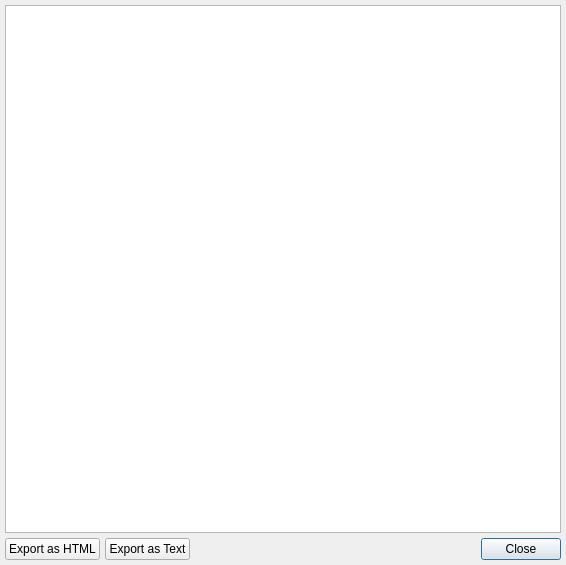
First picture: the form in interface/ReportWindow.ui, repository WesRoach/SpellcraftingCalculator, before the edit.
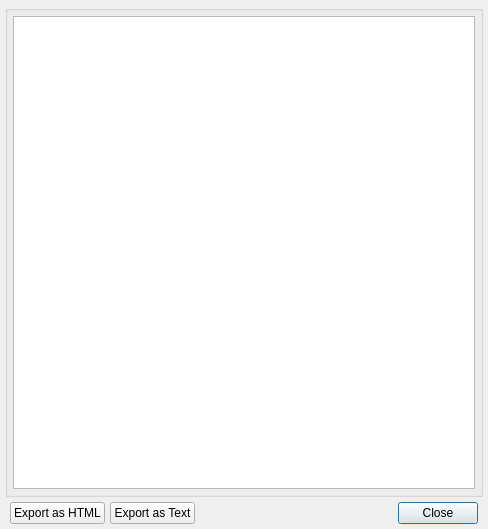
Second picture: the form after the edit.

```diff
--- a/interface/ReportWindow.ui
+++ b/interface/ReportWindow.ui
@@ -6,8 +6,8 @@
    <rect>
     <x>0</x>
     <y>0</y>
-    <width>566</width>
-    <height>565</height>
+    <width>488</width>
+    <height>529</height>
    </rect>
   </property>
   <property name="windowTitle">
@@ -30,7 +30,31 @@
     <number>5</number>
    </property>
    <item>
-    <widget class="QTextBrowser" name="ReportTextBrowser"/>
+    <widget class="QGroupBox" name="ReportGroup">
+     <property name="title">
+      <string/>
+     </property>
+     <layout class="QVBoxLayout">
+      <property name="spacing">
+       <number>5</number>
+      </property>
+      <property name="leftMargin">
+       <number>5</number>
+      </property>
+      <property name="topMargin">
+       <number>5</number>
+      </property>
+      <property name="rightMargin">
+       <number>5</number>
+      </property>
+      <property name="bottomMargin">
+       <number>5</number>
+      </property>
+      <item>
+       <widget class="QTextBrowser" name="ReportTextBrowser"/>
+      </item>
+     </layout>
+    </widget>
    </item>
    <item>
     <layout class="QHBoxLayout">
@@ -38,13 +62,13 @@
       <number>5</number>
      </property>
      <property name="leftMargin">
-      <number>0</number>
+      <number>5</number>
      </property>
      <property name="topMargin">
       <number>0</number>
      </property>
      <property name="rightMargin">
-      <number>0</number>
+      <number>5</number>
      </property>
      <property name="bottomMargin">
       <number>0</number>
```
